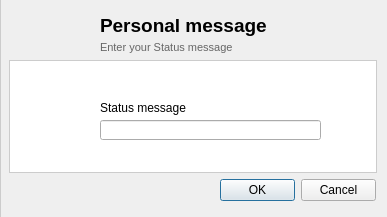
RetroShare/RetroShare, file retroshare-gui/src/gui/profile/StatusMessage.ui: the form before one commit.
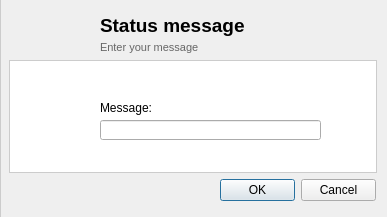
The form after the commit. Icons and pictures are not drawn.

Patch:
```diff
--- a/retroshare-gui/src/gui/profile/StatusMessage.ui
+++ b/retroshare-gui/src/gui/profile/StatusMessage.ui
@@ -59,7 +59,7 @@
      </rect>
     </property>
     <property name="text">
-     <string>Status message</string>
+     <string>Message:</string>
     </property>
    </widget>
    <widget class="QLineEdit" name="txt_StatusMessage">
@@ -87,7 +87,7 @@
 &lt;html&gt;&lt;head&gt;&lt;meta name=&quot;qrichtext&quot; content=&quot;1&quot; /&gt;&lt;style type=&quot;text/css&quot;&gt;
 p, li { white-space: pre-wrap; }
 &lt;/style&gt;&lt;/head&gt;&lt;body style=&quot; font-family:'MS Shell Dlg 2'; font-size:8.25pt; font-weight:400; font-style:normal;&quot;&gt;
-&lt;p style=&quot; margin-top:0px; margin-bottom:0px; margin-left:0px; margin-right:0px; -qt-block-indent:0; text-indent:0px;&quot;&gt;&lt;span style=&quot; font-size:14pt; font-weight:600;&quot;&gt;Personal message&lt;/span&gt;&lt;/p&gt;&lt;/body&gt;&lt;/html&gt;</string>
+&lt;p style=&quot; margin-top:0px; margin-bottom:0px; margin-left:0px; margin-right:0px; -qt-block-indent:0; text-indent:0px;&quot;&gt;&lt;span style=&quot; font-size:14pt; font-weight:600;&quot;&gt;Status message&lt;/span&gt;&lt;/p&gt;&lt;/body&gt;&lt;/html&gt;</string>
    </property>
   </widget>
   <widget class="QLabel" name="label_2">
@@ -104,7 +104,7 @@
 &lt;html&gt;&lt;head&gt;&lt;meta name=&quot;qrichtext&quot; content=&quot;1&quot; /&gt;&lt;style type=&quot;text/css&quot;&gt;
 p, li { white-space: pre-wrap; }
 &lt;/style&gt;&lt;/head&gt;&lt;body style=&quot; font-family:'MS Shell Dlg 2'; font-size:8.25pt; font-weight:400; font-style:normal;&quot;&gt;
-&lt;p style=&quot; margin-top:0px; margin-bottom:0px; margin-left:0px; margin-right:0px; -qt-block-indent:0; text-indent:0px;&quot;&gt;&lt;span style=&quot; font-size:8pt; color:#666666;&quot;&gt;Enter your Status message&lt;/span&gt;&lt;/p&gt;&lt;/body&gt;&lt;/html&gt;</string>
+&lt;p style=&quot; margin-top:0px; margin-bottom:0px; margin-left:0px; margin-right:0px; -qt-block-indent:0; text-indent:0px;&quot;&gt;&lt;span style=&quot; font-size:8pt; color:#666666;&quot;&gt;Enter your message&lt;/span&gt;&lt;/p&gt;&lt;/body&gt;&lt;/html&gt;</string>
    </property>
   </widget>
   <widget class="QLabel" name="label">
```
Left out of the diff: 2 changed lines with no effect on the pictures.
